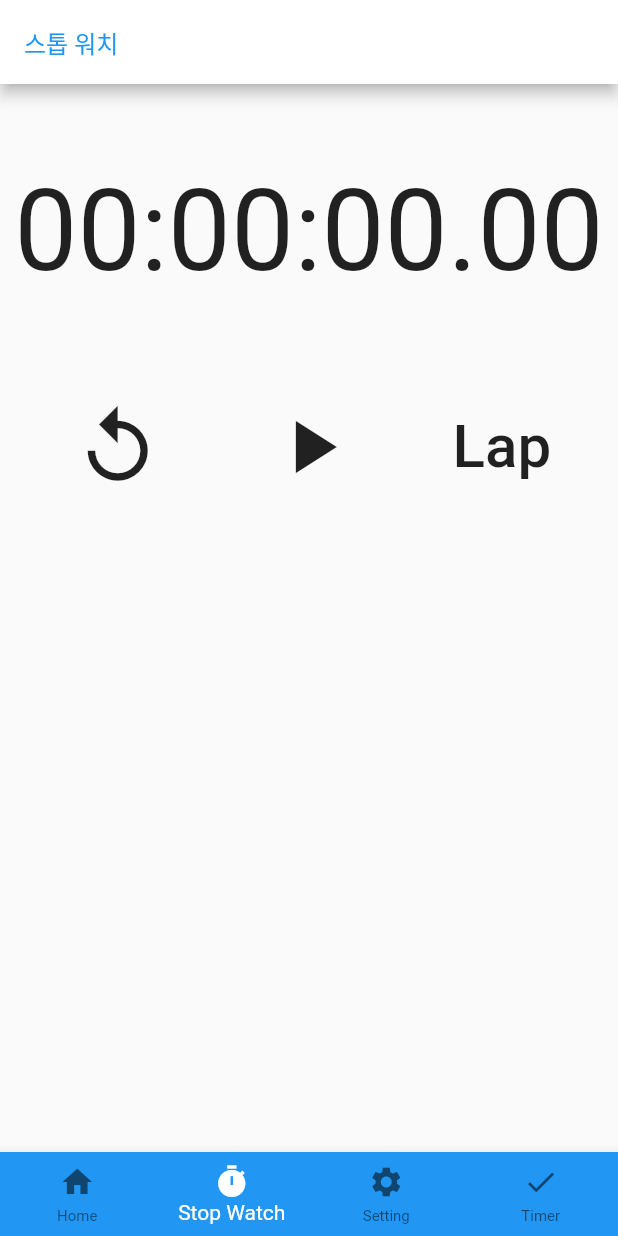
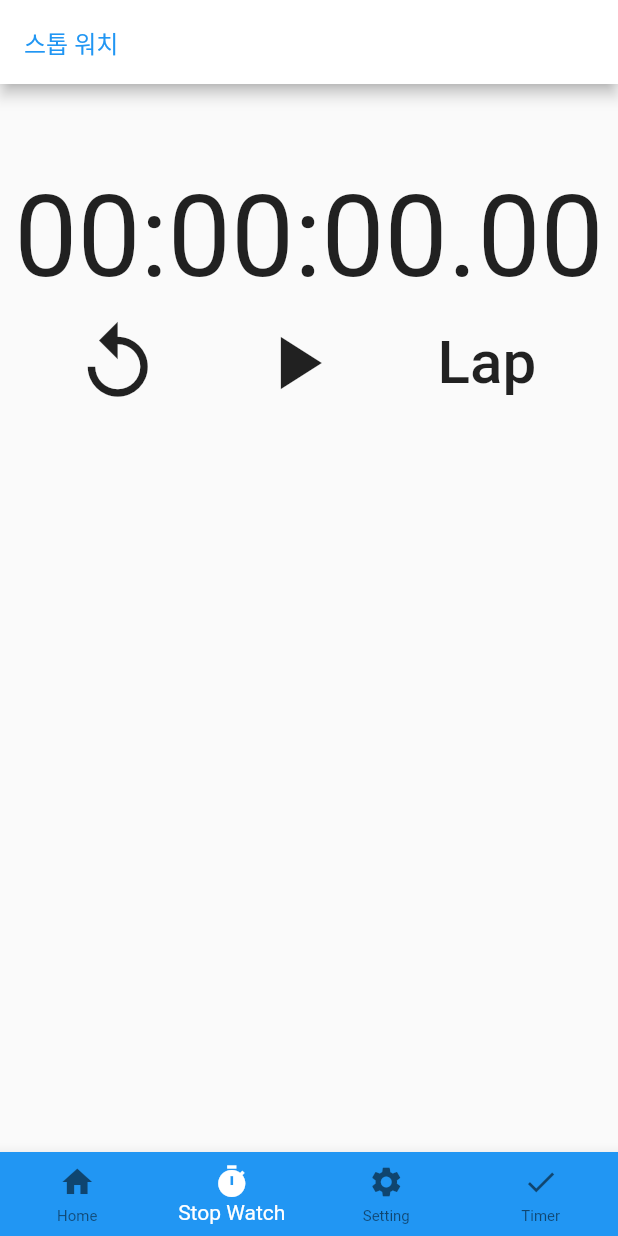
Before and after one commit to ssorrychoi/Timer_project, a Flutter app: the screen it shows after launch, on a phone screen of 412 x 824 dp. Run offline on Flutter 3.47's test engine with Material 2 defaults, Android fonts, the phone set to English and light mode, and no system bars; our stand-ins replace circular_countdown_timer, stop_watch_timer.

Commit message:
modify timer screen

```diff
--- a/lib/screens/timer_screen.dart
+++ b/lib/screens/timer_screen.dart
@@ -39,10 +39,7 @@ class _TimerScreenState extends State<TimerScreen> {
       body: Column(
         mainAxisAlignment: MainAxisAlignment.center,
         children: [
-          Container(
-            // margin: const EdgeInsets.only(top: 18),
-            // color: Colors.red,
-            child: StreamBuilder<int>(
+          StreamBuilder<int>(
             stream: _stopWatchTimer.rawTime,
             initialData: _stopWatchTimer.rawTime.value,
             builder: (context, snap) {
@@ -54,17 +51,16 @@ class _TimerScreenState extends State<TimerScreen> {
               );
             },
           ),
-          ),
-          SizedBox(
-            height: 50,
-          ),
+          // SizedBox(
+          //   height: 50,
+          // ),
           Row(
             // crossAxisAlignment: CrossAxisAlignment.center,
             mainAxisAlignment: MainAxisAlignment.spaceEvenly,
             children: [
               Container(
-                width: 100,
-                height: 100,
+                width: 80,
+                height: 80,
                 child: IconButton(
                   icon: Icon(
                     Icons.replay,
@@ -75,8 +71,8 @@ class _TimerScreenState extends State<TimerScreen> {
                 ),
               ),
               Container(
-                width: 100,
-                height: 100,
+                width: 80,
+                height: 80,
                 child: IconButton(
                   icon: !isStart
                       ? Icon(
@@ -112,12 +108,12 @@ class _TimerScreenState extends State<TimerScreen> {
               )
             ],
           ),
-          SizedBox(
-            height: 50,
-          ),
+          // SizedBox(
+          //   height: 30,
+          // ),
           SingleChildScrollView(
             child: Container(
-              height: 300,
+              height: MediaQuery.of(context).size.height / 2,
               margin: EdgeInsets.all(8),
               child: StreamBuilder<List<StopWatchRecord>>(
                 stream: _stopWatchTimer.records,
```
Lines whose indentation alone changed are shown as unchanged.
